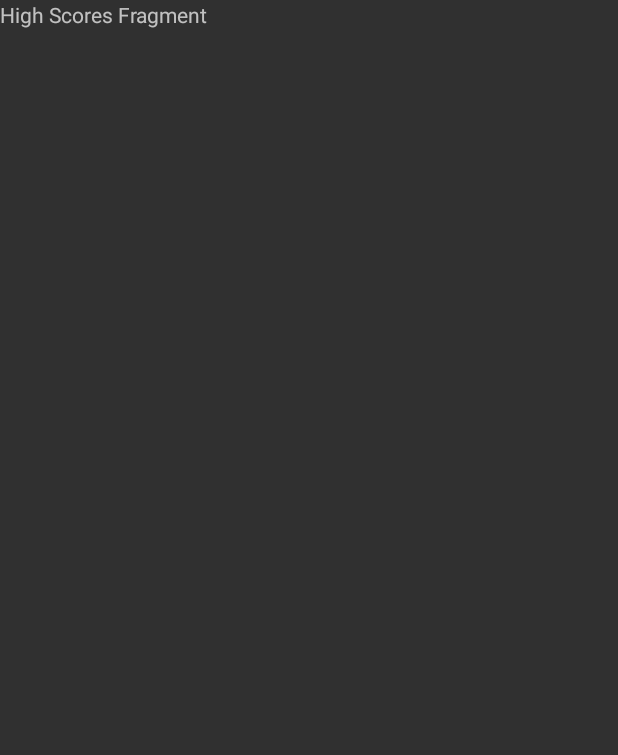
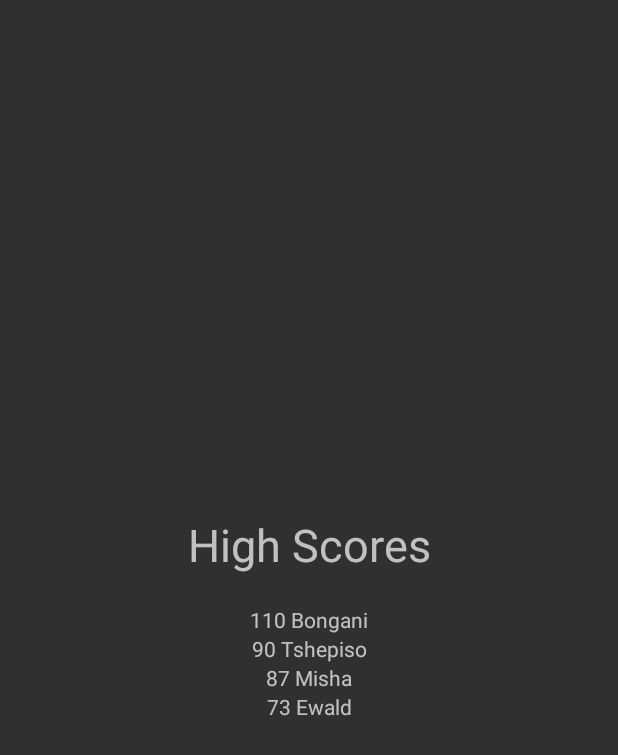
Before and after one commit to TshepzMogapi/aad-team-51-animation-challenge, an Android app: the HighScoresFragment screen opened through its navigation route, on a phone screen of 412 x 824 dp. Before the commit the part shown is almost empty. Shown: the top 755 px of the screen. Run offline under Robolectric (Android 15) with nearby library versions, the phone set to English and light mode, and no system bars.

Commit message:
Putting some animation on the high-scores screen.

```diff
--- a/app/src/main/java/com/example/aad_team_51_animation_challenge/HighScoresFragment.java
+++ b/app/src/main/java/com/example/aad_team_51_animation_challenge/HighScoresFragment.java
@@ -4,9 +4,16 @@ import android.os.Bundle;
 import android.view.LayoutInflater;
 import android.view.View;
 import android.view.ViewGroup;
+import android.view.animation.Animation;
+import android.view.animation.AnimationUtils;
+import android.widget.TextView;
+import androidx.annotation.NonNull;
+import androidx.annotation.Nullable;
 import androidx.fragment.app.Fragment;
 
 public class HighScoresFragment extends Fragment {
+
+    private TextView highScoresTitleTextView = null;
 
     @Override
     public View onCreateView(LayoutInflater inflater, ViewGroup container,
@@ -14,4 +21,46 @@ public class HighScoresFragment extends Fragment {
         // Inflate the layout for this fragment
         return inflater.inflate(R.layout.fragment_high_scores, container, false);
     }
+
+    @Override
+    public void onViewCreated(@NonNull View view, @Nullable Bundle savedInstanceState) {
+        super.onViewCreated(view, savedInstanceState);
+        highScoresTitleTextView = view.findViewById(R.id.highScoresTitleTextView);
+    }
+
+    @Override
+    public void onResume() {
+        super.onResume();
+        animateHighScoreTitle();
+    }
+
+    private void animateHighScoreTitle() {
+        Animation animation = AnimationUtils.loadAnimation(getContext(), R.anim.high_scores_animation);
+        animation.reset();
+        animation.setRepeatCount(Animation.INFINITE);
+        animation.setRepeatMode(Animation.REVERSE);
+
+        animation.setAnimationListener(new Animation.AnimationListener() {
+            @Override
+            public void onAnimationStart(Animation animation) {
+
+            }
+
+            @Override
+            public void onAnimationEnd(Animation animation) {
+                animation.reset();
+                animation.setRepeatCount(Animation.INFINITE);
+                animation.setRepeatMode(Animation.REVERSE);
+                animation.start();
+            }
+
+            @Override
+            public void onAnimationRepeat(Animation animation) {
+
+            }
+        });
+
+        highScoresTitleTextView.clearAnimation();
+        highScoresTitleTextView.setAnimation(animation);
+    }
 }
--- /dev/null
+++ b/app/src/main/res/anim/high_scores_animation.xml
@@ -0,0 +1,10 @@
+<?xml version="1.0" encoding="utf-8"?>
+
+<set xmlns:android="http://schemas.android.com/apk/res/android">
+    <scale
+        android:fromXScale="1.0"
+        android:fromYScale="1.0"
+        android:toXScale="1.25"
+        android:toYScale="1.25"
+        android:duration="3000"/>
+</set>
--- a/app/src/main/res/layout/fragment_high_scores.xml
+++ b/app/src/main/res/layout/fragment_high_scores.xml
@@ -1,14 +1,64 @@
 <?xml version="1.0" encoding="utf-8"?>
-<FrameLayout xmlns:android="http://schemas.android.com/apk/res/android"
+<androidx.constraintlayout.widget.ConstraintLayout xmlns:android="http://schemas.android.com/apk/res/android"
+    xmlns:app="http://schemas.android.com/apk/res-auto"
     xmlns:tools="http://schemas.android.com/tools"
+    android:id="@+id/highScoresLayoutContainer"
     android:layout_width="match_parent"
     android:layout_height="match_parent"
     tools:context=".HighScoresFragment">
 
-    <!-- TODO: Update blank fragment layout -->
-    <TextView
-        android:layout_width="match_parent"
-        android:layout_height="match_parent"
-        android:text="High Scores Fragment" />
+    <LinearLayout
+        android:layout_width="0dp"
+        android:layout_height="0dp"
+        android:layout_marginStart="8dp"
+        android:layout_marginTop="8dp"
+        android:layout_marginEnd="8dp"
+        android:layout_marginBottom="8dp"
+        android:gravity="center_horizontal|center_vertical"
+        android:orientation="vertical"
+        app:layout_constraintBottom_toBottomOf="parent"
+        app:layout_constraintEnd_toEndOf="parent"
+        app:layout_constraintStart_toStartOf="parent"
+        app:layout_constraintTop_toTopOf="parent">
 
-</FrameLayout>
+        <TextView
+            android:id="@+id/highScoresTitleTextView"
+            android:layout_width="match_parent"
+            android:layout_height="wrap_content"
+            android:text="@string/high_scores"
+            android:textAlignment="center"
+            android:textSize="30sp" />
+
+        <Space
+            android:layout_width="match_parent"
+            android:layout_height="20dp" />
+
+        <TextView
+            android:id="@+id/firstPlaceTextView"
+            android:layout_width="match_parent"
+            android:layout_height="wrap_content"
+            android:text="110 Bongani"
+            android:textAlignment="center" />
+
+        <TextView
+            android:id="@+id/textView5"
+            android:layout_width="match_parent"
+            android:layout_height="wrap_content"
+            android:text="90 Tshepiso"
+            android:textAlignment="center" />
+
+        <TextView
+            android:id="@+id/textView6"
+            android:layout_width="match_parent"
+            android:layout_height="wrap_content"
+            android:text="87 Misha"
+            android:textAlignment="center" />
+
+        <TextView
+            android:id="@+id/textView7"
+            android:layout_width="match_parent"
+            android:layout_height="wrap_content"
+            android:text="73 Ewald"
+            android:textAlignment="center" />
+    </LinearLayout>
+</androidx.constraintlayout.widget.ConstraintLayout>
--- a/app/src/main/res/values/strings.xml
+++ b/app/src/main/res/values/strings.xml
@@ -8,4 +8,5 @@
     <string name="questions">Questions</string>
     <string name="game">Game</string>
     <string name="game_title">This is Africa - Do you know it?</string>
+    <string name="high_scores">High Scores</string>
 </resources>
```
